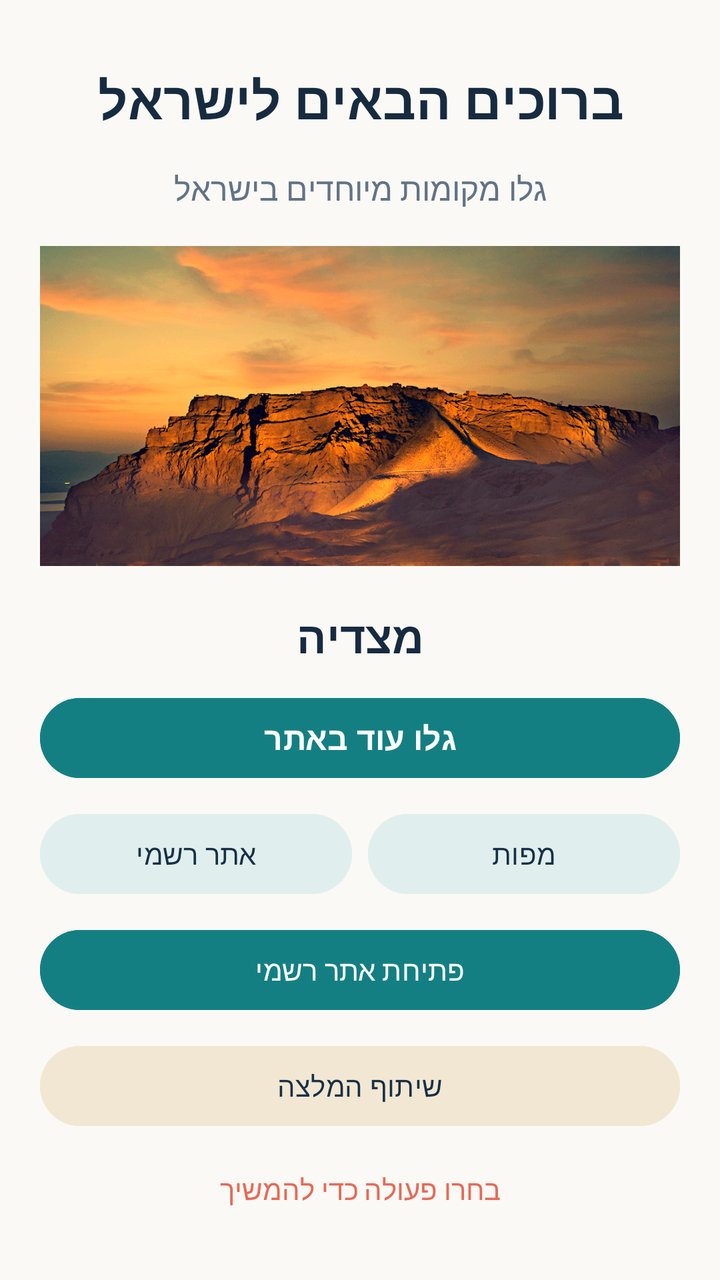
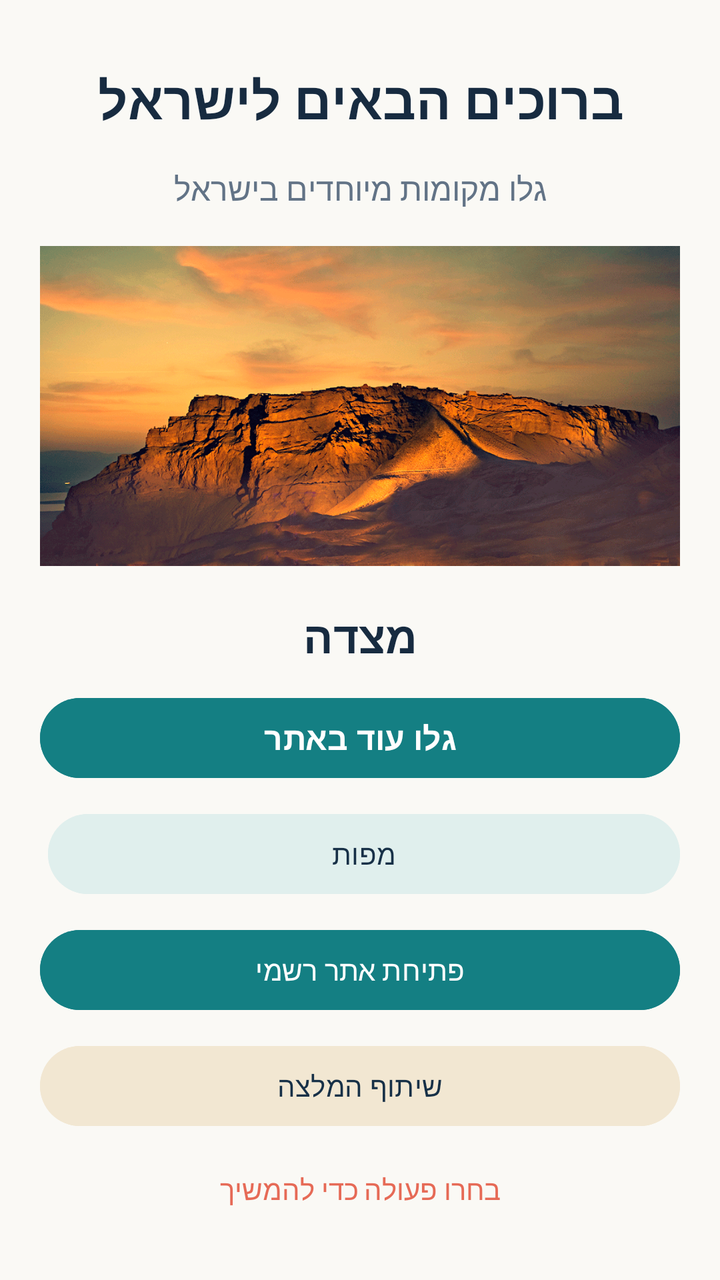

The first picture is an Android layout as it rendered before a commit; the second is the same layout after the commit. The layout source and the unified diff follow.
<!-- AndroidManifest.xml: application theme Theme.Intent -->
<!-- res/layout/activity_main.xml -->
<?xml version="1.0" encoding="utf-8"?>
<ScrollView xmlns:android="http://schemas.android.com/apk/res/android"
    android:layout_width="match_parent"
    android:layout_height="match_parent"
    android:background="#FAF9F5"
    android:fillViewport="true">

    <LinearLayout
        android:layout_width="match_parent"
        android:layout_height="wrap_content"
        android:orientation="vertical"
        android:padding="20dp"
        android:layoutDirection="rtl">

        
        <TextView
            android:layout_width="match_parent"
            android:layout_height="wrap_content"
            android:text="ברוכים הבאים לישראל"
            android:textColor="#172B40"
            android:textSize="26sp"
            android:textStyle="bold"
            android:gravity="center"
            android:layout_marginTop="12dp"
            android:layout_marginBottom="16dp" />

        
        <TextView
            android:layout_width="match_parent"
            android:layout_height="wrap_content"
            android:text="גלו מקומות מיוחדים בישראל"
            android:textColor="#627386"
            android:textSize="16sp"
            android:gravity="center"
            android:layout_marginBottom="18dp" />

        
        <ImageView
            android:id="@+id/bannerImage"
            android:layout_width="match_parent"
            android:layout_height="160dp"
            android:src="@drawable/img"
            android:scaleType="centerCrop"
            android:contentDescription="נוף בישראל"
            android:background="#DDE7E5"
            android:layout_marginBottom="20dp" />

        
        <TextView
            android:layout_width="match_parent"
            android:layout_height="wrap_content"
            android:text="מצדיה"
            android:textColor="#172B40"
            android:textSize="22sp"
            android:textStyle="bold"
            android:gravity="center"
            android:layout_marginBottom="12dp" />

        
        <Button
            android:id="@+id/btnStart"
            android:layout_width="match_parent"
            android:layout_height="48dp"
            android:text="גלו עוד באתר"
            android:textColor="#FFFFFF"
            android:textSize="16sp"
            android:textStyle="bold"
            android:backgroundTint="#147F83"
            android:layout_marginBottom="10dp" />

        
        <LinearLayout
            android:layout_width="match_parent"
            android:layout_height="wrap_content"
            android:orientation="horizontal"
            android:layout_marginBottom="10dp">

            <Button
                android:id="@+id/btnMap"
                android:layout_width="0dp"
                android:layout_height="48dp"
                android:layout_weight="1"
                android:layout_marginEnd="4dp"
                android:text="מפות"
                android:textColor="#173047"
                android:backgroundTint="#E0EFED" />

            <Button
                android:id="@+id/btnOfficial"
                android:layout_width="0dp"
                android:layout_height="48dp"
                android:layout_weight="1"
                android:layout_marginStart="4dp"
                android:text="אתר רשמי"
                android:textColor="#173047"
                android:backgroundTint="#E0EFED" />

        </LinearLayout>

        
        <Button
            android:id="@+id/btnWebsite"
            android:layout_width="match_parent"
            android:layout_height="48dp"
            android:text="פתיחת אתר רשמי"
            android:textColor="#FFFFFF"
            android:backgroundTint="#147F83"
            android:layout_marginBottom="10dp" />

        
        <Button
            android:id="@+id/btnShare"
            android:layout_width="match_parent"
            android:layout_height="48dp"
            android:text="שיתוף המלצה"
            android:textColor="#173047"
            android:backgroundTint="#F2E7D2"
            android:layout_marginBottom="12dp" />

        
        <TextView
            android:layout_width="match_parent"
            android:layout_height="wrap_content"
            android:text="בחרו פעולה כדי להמשיך"
            android:textColor="#E66A56"
            android:textSize="14sp"
            android:gravity="center"
            android:layout_marginTop="6dp"
            android:layout_marginBottom="12dp" />

    </LinearLayout>

</ScrollView>
<!-- resources referenced by this layout -->
<resources>
  <!-- drawable img: png bitmap (drawable, 417540 bytes) -->
  <style name="Theme.Intent" parent="Base.Theme.Intent" />
  <style name="Base.Theme.Intent" parent="Theme.Material3.DayNight.NoActionBar">
          
          
      </style>
</resources>

<!-- the commit's change to res/layout/activity_main.xml (unified diff, before → after) -->
@@ -49,11 +49,12 @@
         <TextView
             android:layout_width="match_parent"
             android:layout_height="wrap_content"
-            android:text="מצדיה"
+            android:text="מצדה"
             android:textColor="#172B40"
             android:textSize="22sp"
             android:textStyle="bold"
             android:gravity="center"
+            android:id="@+id/tvRandom"
             android:layout_marginBottom="12dp" />
 
         
@@ -82,16 +83,6 @@
                 android:layout_weight="1"
                 android:layout_marginEnd="4dp"
                 android:text="מפות"
-                android:textColor="#173047"
-                android:backgroundTint="#E0EFED" />
-
-            <Button
-                android:id="@+id/btnOfficial"
-                android:layout_width="0dp"
-                android:layout_height="48dp"
-                android:layout_weight="1"
-                android:layout_marginStart="4dp"
-                android:text="אתר רשמי"
                 android:textColor="#173047"
                 android:backgroundTint="#E0EFED" />
 
